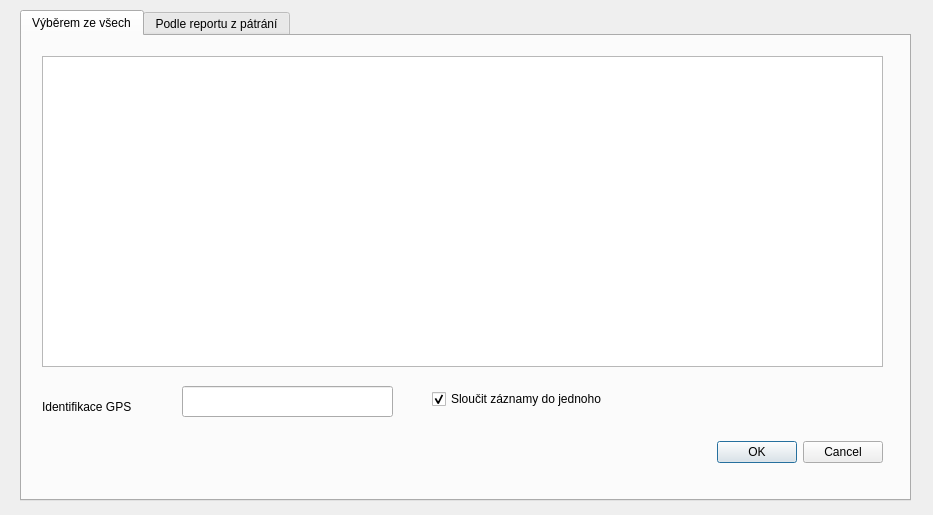
Before: the Qt Designer form ui/gpx.ui in ruz76/qgis_patrac_3, drawn with Qt 5.
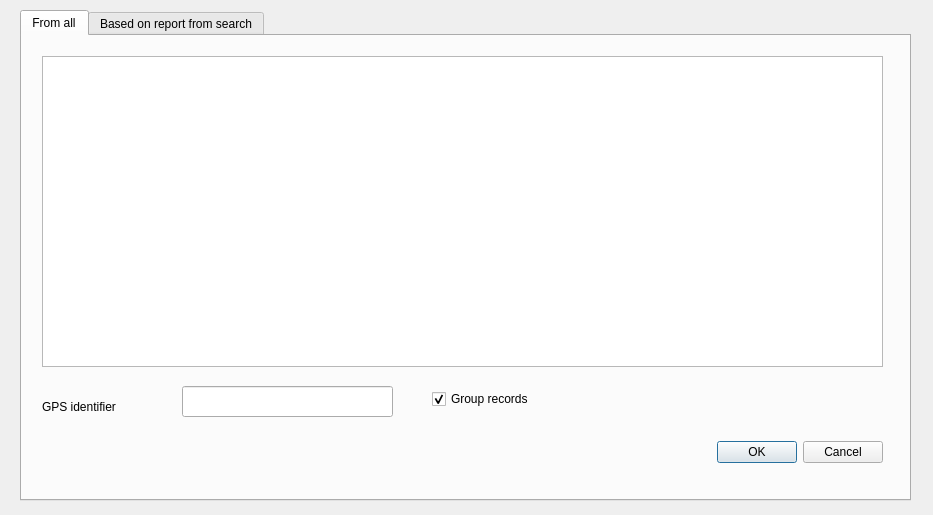
After: the same form once the commit is applied.

```diff
--- a/ui/gpx.ui
+++ b/ui/gpx.ui
@@ -27,7 +27,7 @@
    </property>
    <widget class="QWidget" name="tabAll">
     <attribute name="title">
-     <string>Výběrem ze všech</string>
+     <string>From all</string>
     </attribute>
     <widget class="QListView" name="listViewTracks">
      <property name="geometry">
@@ -65,7 +65,7 @@
       </rect>
      </property>
      <property name="text">
-      <string>Identifikace GPS</string>
+      <string>GPS identifier</string>
      </property>
     </widget>
     <widget class="QLineEdit" name="lineEditName">
@@ -88,7 +88,7 @@
       </rect>
      </property>
      <property name="text">
-      <string>Sloučit záznamy do jednoho</string>
+      <string>Group records</string>
      </property>
      <property name="checked">
       <bool>true</bool>
@@ -97,7 +97,7 @@
    </widget>
    <widget class="QWidget" name="tabTime">
     <attribute name="title">
-     <string>Podle reportu z pátrání</string>
+     <string>Based on report from search</string>
     </attribute>
     <widget class="QTableWidget" name="tableWidgetSectors">
      <property name="enabled">
```
Left out of the diff: 2 changed lines with no effect on the pictures.
